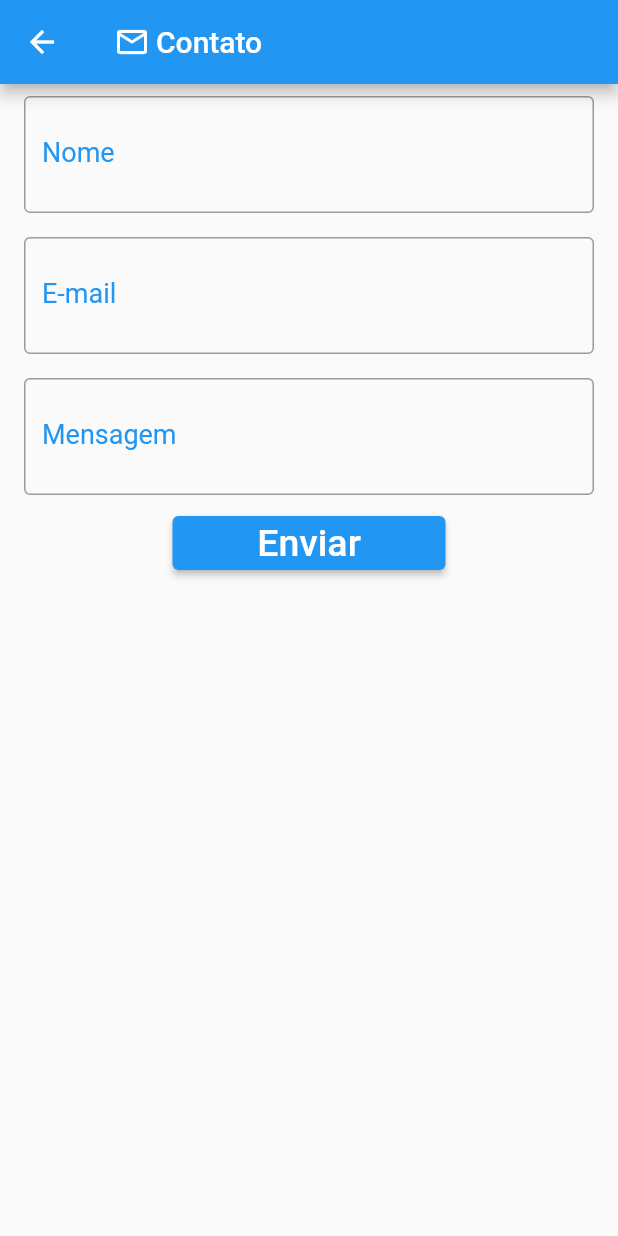
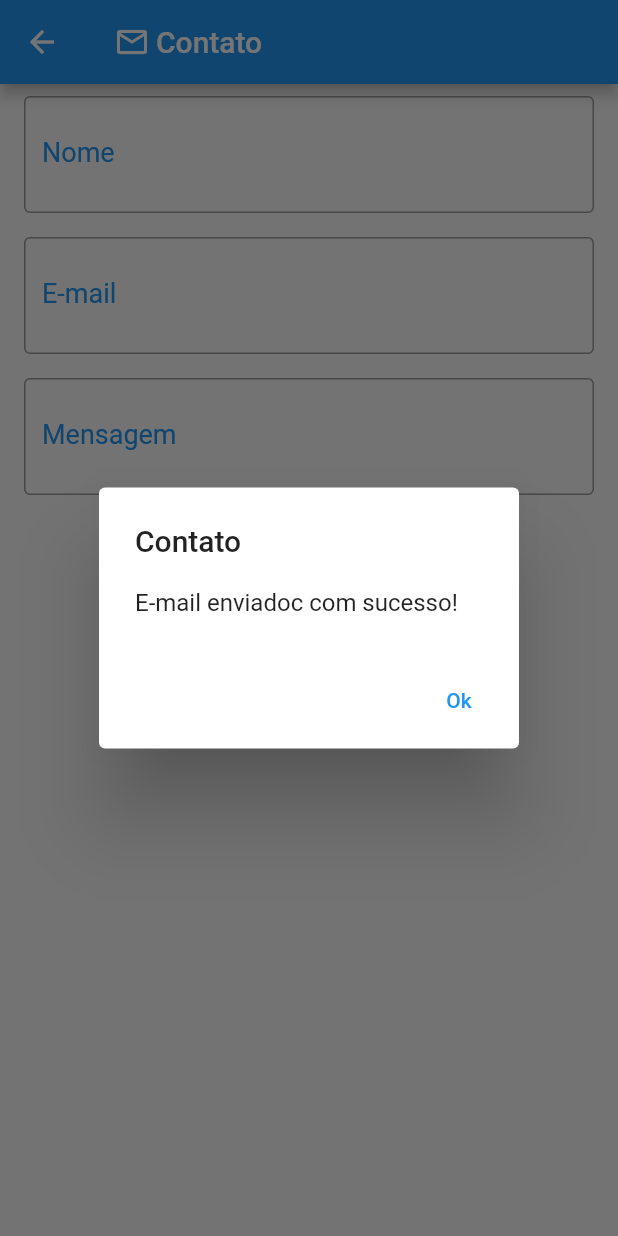
Before and after one commit to mrbrunelli/segundo-flutter-app, a Flutter app: the ContatoPage screen opened directly, after a tap on "Enviar", on a phone screen of 412 x 824 dp. Run offline on Flutter 3.47's test engine with Material 2 defaults, Android fonts, the phone set to English and light mode, and no system bars; our stand-ins replace share; missing offline and left inert: mailer.

Commit message:
add modulo de envio de emails

```diff
--- a/lib/ui/contato_page.dart
+++ b/lib/ui/contato_page.dart
@@ -1,4 +1,7 @@
 import 'package:flutter/material.dart';
+import 'package:mailer/mailer.dart';
+import 'package:mailer/smtp_server.dart';
+import 'package:segundo_flutter_app/funcoes.dart';
 import 'package:segundo_flutter_app/widgets/barra_titulo.dart';
 import 'package:segundo_flutter_app/widgets/botao.dart';
 import 'package:segundo_flutter_app/widgets/campo_texto.dart';
@@ -32,7 +35,25 @@ class _ContatoPageState extends State<ContatoPage> {
     );
   }
 
-  void enviar() {
+  Future<void> enviar() async {
+    String usuario = "meu_email@gmail.com";
+    String token = "token_maluco_de_acesso";
+    final servidorSMTP = gmailSaslXoauth2(usuario, token);
+    final mensagem = Message()
+      ..from("Contato App", usuario)
+      ..recipients.add(usuario)
+      ..subject = "Contato App"
+      ..text = "Nome: ${nomeController.text}. E-mail: ${emailController}. Mensagem: ${mensagemController}";
+    final enviar = await send(mensagem, servidorSMTP);
+    setState(() {
+      _esvaziarInput(nomeController);
+      _esvaziarInput(emailController);
+      _esvaziarInput(mensagemController);
+      Funcoes().mostrarMensagem(context, "Contato", "E-mail enviadoc com sucesso!");
+    });
+  }
 
+  void _esvaziarInput(TextEditingController input) {
+    input.text = "";
   }
 }
```
